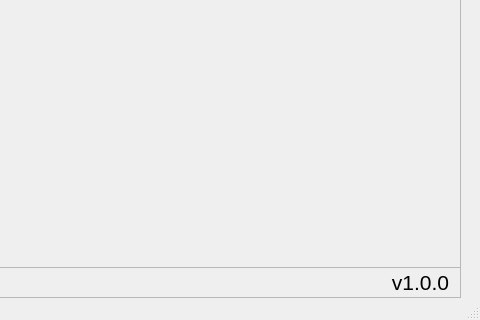
This is asserts/MainWindows.ui in JhihJian/Jhih_Ai_Assistant as Qt 5 draws it before an edit; both pictures show x 320 to 800 and y 353 to 673 of the 800 by 673 pixel window. The edited form follows.
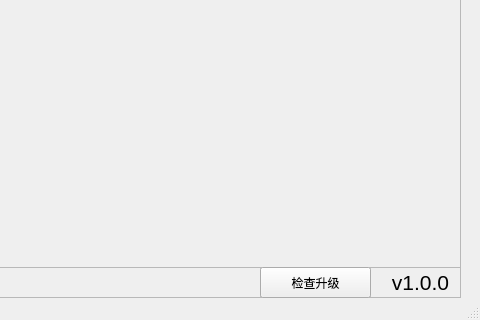
This is the edited form.

Diff of the .ui file:
```diff
--- a/asserts/MainWindows.ui
+++ b/asserts/MainWindows.ui
@@ -387,6 +387,68 @@
       <set>Qt::AlignCenter</set>
      </property>
     </widget>
+    <widget class="QPushButton" name="version_update_button">
+     <property name="geometry">
+      <rect>
+       <x>580</x>
+       <y>0</y>
+       <width>111</width>
+       <height>31</height>
+      </rect>
+     </property>
+     <property name="sizePolicy">
+      <sizepolicy hsizetype="Minimum" vsizetype="Minimum">
+       <horstretch>0</horstretch>
+       <verstretch>0</verstretch>
+      </sizepolicy>
+     </property>
+     <property name="minimumSize">
+      <size>
+       <width>0</width>
+       <height>0</height>
+      </size>
+     </property>
+     <property name="baseSize">
+      <size>
+       <width>0</width>
+       <height>203</height>
+      </size>
+     </property>
+     <property name="text">
+      <string>检查升级</string>
+     </property>
+    </widget>
+    <widget class="QPushButton" name="check_update_button">
+     <property name="geometry">
+      <rect>
+       <x>580</x>
+       <y>0</y>
+       <width>111</width>
+       <height>31</height>
+      </rect>
+     </property>
+     <property name="sizePolicy">
+      <sizepolicy hsizetype="Minimum" vsizetype="Minimum">
+       <horstretch>0</horstretch>
+       <verstretch>0</verstretch>
+      </sizepolicy>
+     </property>
+     <property name="minimumSize">
+      <size>
+       <width>0</width>
+       <height>0</height>
+      </size>
+     </property>
+     <property name="baseSize">
+      <size>
+       <width>0</width>
+       <height>203</height>
+      </size>
+     </property>
+     <property name="text">
+      <string>检查升级</string>
+     </property>
+    </widget>
    </widget>
   </widget>
   <widget class="QStatusBar" name="statusbar"/>
```
